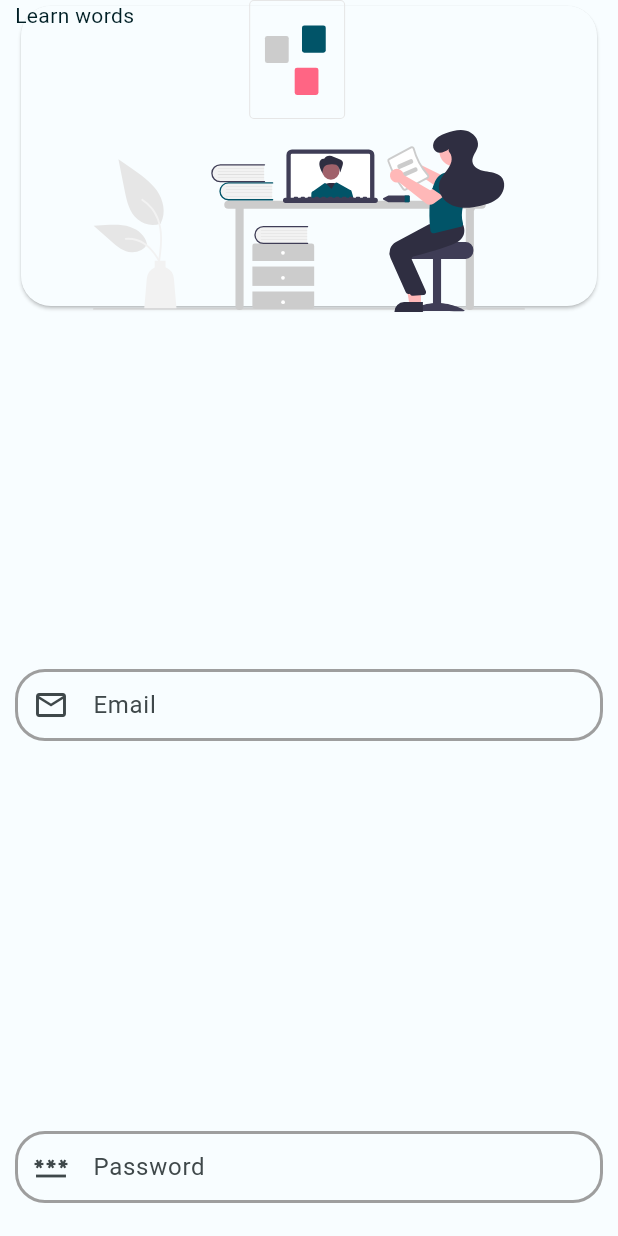
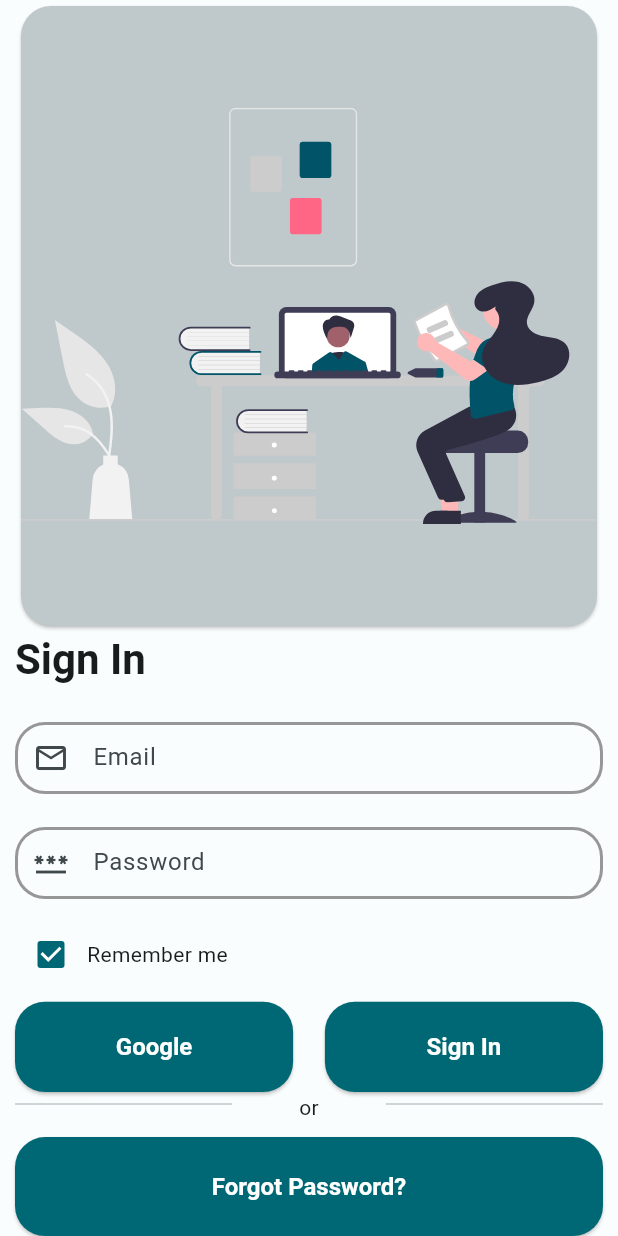
Before and after one commit to Deatsilence/infdic, a Flutter app: the screen it shows after launch, on a phone screen of 412 x 824 dp. Run offline on Flutter 3.47's test engine with Material 3 defaults, Android fonts, the phone set to English and light mode, and no system bars; our stand-ins replace easy_localization, envied, equatable, flutter_svg, gap, google_fonts and 3 more; missing offline and left inert: easy_logger; generated files the repository leaves out were written again.

Commit message:
as in general, login design finished

```diff
--- a/assets/translations/tr.json
+++ b/assets/translations/tr.json
@@ -3,7 +3,11 @@
     "title": "Giriş",
     "email": "Email",
     "password": "Şifre",
-    "error": "Email veya şifre hatalı"
+    "error": "Email veya şifre hatalı",
+    "learn_words": "Kelimeleri Öğren",
+    "remember_me": "Beni Hatırla",
+    "or": "veya",
+    "google": "Google"
   },
   "general": {
     "button": {
--- /dev/null
+++ b/lib/feature/part_of_view/part_of_login_view.dart
@@ -0,0 +1,131 @@
+part of '../view/login_view.dart';
+
+final class _RememberMeCheckBox extends StatelessWidget {
+  const _RememberMeCheckBox();
+
+  @override
+  Widget build(BuildContext context) {
+    return Align(
+      alignment: Alignment.centerLeft,
+      child: Row(
+        children: [
+          Checkbox.adaptive(
+            value: true,
+            onChanged: (value) {},
+          ),
+          Text(
+            LocaleKeys.login_remember_me,
+            style: Theme.of(context).textTheme.bodyMedium,
+          ).tr(),
+        ],
+      ),
+    );
+  }
+}
+
+final class _EmailAndPasswordTextFields extends StatelessWidget {
+  const _EmailAndPasswordTextFields();
+
+  @override
+  Widget build(BuildContext context) {
+    return Column(
+      children: [
+        CustomTextFormField(
+          prefixIcon: const Icon(Icons.email_outlined),
+          labelText: LocaleKeys.login_email.tr(),
+        ),
+        CustomTextFormField(
+          prefixIcon: const Icon(Icons.password_outlined),
+          labelText: LocaleKeys.login_password.tr(),
+        ),
+      ],
+    );
+  }
+}
+
+final class _SignInTitle extends StatelessWidget {
+  const _SignInTitle();
+
+  @override
+  Widget build(BuildContext context) {
+    return Align(
+      alignment: Alignment.topLeft,
+      child: Text(
+        LocaleKeys.login_title,
+        style: Theme.of(context)
+            .textTheme
+            .headlineMedium
+            ?.copyWith(fontWeight: FontWeight.bold),
+      ).tr(),
+    );
+  }
+}
+
+final class _LoginSvg extends StatelessWidget {
+  const _LoginSvg();
+
+  @override
+  Widget build(BuildContext context) {
+    return Card(
+      shape: RoundedRectangleBorder(
+        borderRadius: BorderRadiusManager.moreBorderRadius,
+      ),
+      color: Theme.of(context).colorScheme.outlineVariant,
+      child: Assets.icons.icLogin.svg(package: 'gen'),
+    );
+  }
+}
+
+final class _AuthDivider extends StatelessWidget {
+  const _AuthDivider();
+
+  @override
+  Widget build(BuildContext context) {
+    return Stack(
+      children: [
+        Divider(
+          endIndent: 60.w,
+        ),
+        Align(
+          alignment: Alignment.topCenter,
+          child: Text(
+            LocaleKeys.login_or,
+            style: Theme.of(context).textTheme.bodyMedium,
+          ).tr(),
+        ),
+        Divider(
+          indent: 60.w,
+        ),
+      ],
+    );
+  }
+}
+
+final class _AuthLoginButtons extends StatelessWidget {
+  const _AuthLoginButtons();
+
+  @override
+  Widget build(BuildContext context) {
+    return Row(
+      mainAxisAlignment: MainAxisAlignment.spaceBetween,
+      children: [
+        SizedBox(
+          height: 8.h,
+          width: 45.w,
+          child: AuthCustomElevatedButton(
+            onPressed: () {},
+            child: const Text(LocaleKeys.login_google).tr(),
+          ),
+        ),
+        SizedBox(
+          height: 8.h,
+          width: 45.w,
+          child: AuthCustomElevatedButton(
+            onPressed: () {},
+            child: const Text(LocaleKeys.login_title).tr(),
+          ),
+        ),
+      ],
+    );
+  }
+}
--- a/lib/feature/view/login_view.dart
+++ b/lib/feature/view/login_view.dart
@@ -3,8 +3,13 @@ import 'package:easy_localization/easy_localization.dart';
 import 'package:flutter/material.dart';
 import 'package:gen/gen.dart';
 import 'package:infdic/feature/mixin/login_view_mixin.dart';
-import 'package:infdic/feature/view/widget/login_custom_text_form_field.dart';
+import 'package:infdic/feature/view/widget/auth_custom_elevated_button.dart';
+import 'package:infdic/product/utility/extension/list_gutter_extension.dart';
+import 'package:infdic/product/widget/custom_text_form_field.dart';
 import 'package:infdic/product/init/language/locale_keys.g.dart';
+import 'package:sizer/sizer.dart';
+
+part '../part_of_view/part_of_login_view.dart';
 
 /// This is login page
 final class LoginView extends StatefulWidget {
@@ -29,33 +34,24 @@ class _LoginViewState extends State<LoginView> with LoginViewMixin {
               child: Column(
                 mainAxisAlignment: MainAxisAlignment.spaceBetween,
                 children: [
-                  Stack(
-                    children: [
-                      Card(
-                        shape: RoundedRectangleBorder(
-                          borderRadius: BorderRadiusManager.moreBorderRadius,
-                        ),
-                        color: Theme.of(context).colorScheme.background,
-                        child: const SizedBox(
-                          height: 200,
-                          width: double.infinity,
-                        ),
-                      ),
-                      const Text('Learn words'),
-                      Positioned.fill(
-                        child: Center(
-                          child: Assets.icons.icLogin.svg(package: 'gen'),
-                        ),
-                      ),
-                    ],
-                  ),
-                  LoginCustomTextFormField(
-                    prefixIcon: const Icon(Icons.email_outlined),
-                    labelText: LocaleKeys.login_email.tr(),
-                  ),
-                  LoginCustomTextFormField(
-                    prefixIcon: const Icon(Icons.password_outlined),
-                    labelText: LocaleKeys.login_password.tr(),
+                  const Expanded(flex: 14, child: _LoginSvg()),
+                  const Expanded(flex: 2, child: _SignInTitle()),
+                  const _EmailAndPasswordTextFields(),
+                  ...[
+                    const Expanded(child: _RememberMeCheckBox()),
+                    const Expanded(
+                      flex: 2,
+                      child: _AuthLoginButtons(),
+                    ),
+                  ].seperate(space: 2.h),
+                  const Expanded(child: _AuthDivider()),
+                  SizedBox(
+                    height: 8.h,
+                    width: double.infinity,
+                    child: AuthCustomElevatedButton(
+                      onPressed: () {},
+                      child: const Text(LocaleKeys.general_button_forgot).tr(),
+                    ),
                   ),
                 ],
               ),
--- /dev/null
+++ b/lib/feature/view/widget/auth_custom_elevated_button.dart
@@ -0,0 +1,32 @@
+// ignore_for_file: public_member_api_docs, sort_constructors_first
+import 'package:flutter/material.dart';
+
+/// [AuthCustomElevatedButton] is custom elevated button
+final class AuthCustomElevatedButton extends StatelessWidget {
+  /// Constructor
+  const AuthCustomElevatedButton({
+    required this.onPressed,
+    required this.child,
+    super.key,
+  });
+
+  final void Function()? onPressed;
+  final Widget? child;
+
+  @override
+  Widget build(BuildContext context) {
+    return ElevatedButton(
+      onPressed: onPressed,
+      // TODO: This will edit later for in INFD-6
+      style: Theme.of(context).elevatedButtonTheme.style?.copyWith(
+            textStyle: MaterialStateProperty.all(
+              const TextStyle(
+                fontWeight: FontWeight.bold,
+                fontSize: 16,
+              ),
+            ),
+          ),
+      child: child,
+    );
+  }
+}
--- a/lib/main.dart
+++ b/lib/main.dart
@@ -5,6 +5,7 @@ import 'package:infdic/product/init/application_initialize.dart';
 import 'package:infdic/product/init/product_localization.dart';
 import 'package:infdic/product/init/theme/custom_dark_theme.dart';
 import 'package:infdic/product/init/theme/custom_light_theme.dart';
+import 'package:sizer/sizer.dart';
 
 Future<void> main() async {
   await ApplicationInitialize().make();
@@ -19,15 +20,18 @@ class MyApp extends StatelessWidget {
 
   @override
   Widget build(BuildContext context) {
-    return MaterialApp(
+    return Sizer(
+      builder: (context, orientation, deviceType) => MaterialApp(
         title: 'Material App',
         theme: CustomLightTheme().themeData,
         darkTheme: CustomDarkTheme().themeData,
+        themeMode: ThemeMode.light,
         debugShowCheckedModeBanner: false,
         localizationsDelegates: context.localizationDelegates,
         supportedLocales: context.supportedLocales,
         locale: context.locale,
         home: const LoginView(),
+      ),
     );
   }
 }
--- a/lib/product/init/theme/custom_color_scheme.dart
+++ b/lib/product/init/theme/custom_color_scheme.dart
@@ -1,4 +1,5 @@
 import 'package:flutter/material.dart';
+import 'package:gen/gen.dart';
 
 /// [CustomColorScheme] is global color scheme for app
 @immutable
@@ -12,27 +13,27 @@ final class CustomColorScheme {
     onPrimary: Color(0xFFFFFFFF),
     primaryContainer: Color(0xFF97F0FF),
     onPrimaryContainer: Color(0xFF001F24),
-    secondary: Color(0xFF00677F),
+    secondary: ColorName.gray410,
     onSecondary: Color(0xFFFFFFFF),
-    secondaryContainer: Color(0xFFB6EAFF),
-    onSecondaryContainer: Color(0xFF001F28),
-    tertiary: Color(0xFF006688),
+    secondaryContainer: Color(0xFF99F0FF),
+    onSecondaryContainer: Color(0xFF001F24),
+    tertiary: Color(0xFF875300),
     onTertiary: Color(0xFFFFFFFF),
-    tertiaryContainer: Color(0xFFC2E8FF),
-    onTertiaryContainer: Color(0xFF001E2C),
+    tertiaryContainer: Color(0xFFFFDDBA),
+    onTertiaryContainer: Color(0xFF2B1700),
     error: Color(0xFFBA1A1A),
     errorContainer: Color(0xFFFFDAD6),
     onError: Color(0xFFFFFFFF),
     onErrorContainer: Color(0xFF410002),
-    background: Color(0xFFF8FDFF),
-    onBackground: Color(0xFF001F25),
-    surface: Color(0xFFF8FDFF),
-    onSurface: Color(0xFF001F25),
+    background: Color(0xFFFAFDFD),
+    onBackground: Color(0xFF191C1D),
+    surface: Color(0xFFFAFDFD),
+    onSurface: Color(0xFF191C1D),
     surfaceVariant: Color(0xFFDBE4E6),
     onSurfaceVariant: Color(0xFF3F484A),
     outline: Color(0xFF6F797A),
-    onInverseSurface: Color(0xFFD6F6FF),
-    inverseSurface: Color(0xFF00363F),
+    onInverseSurface: Color(0xFFEFF1F1),
+    inverseSurface: Color(0xFF2E3132),
     inversePrimary: Color(0xFF4FD8EB),
     shadow: Color(0xFF000000),
     surfaceTint: Color(0xFF006874),
@@ -43,31 +44,31 @@ final class CustomColorScheme {
   /// [darkColorScheme] is dark color scheme for app
   static const darkColorScheme = ColorScheme(
     brightness: Brightness.dark,
-    primary: Color(0xFF4FD8EB),
+    primary: Color(0xFF006874),
     onPrimary: Color(0xFF00363D),
     primaryContainer: Color(0xFF004F58),
     onPrimaryContainer: Color(0xFF97F0FF),
-    secondary: Color(0xFF5CD5FB),
-    onSecondary: Color(0xFF003543),
-    secondaryContainer: Color(0xFF004E60),
-    onSecondaryContainer: Color(0xFFB6EAFF),
-    tertiary: Color(0xFF76D1FF),
-    onTertiary: Color(0xFF003548),
-    tertiaryContainer: Color(0xFF004D67),
-    onTertiaryContainer: Color(0xFFC2E8FF),
+    secondary: Color(0xFFFFFFFF),
+    onSecondary: Color(0xFF00363D),
+    secondaryContainer: Color(0xFF004F58),
+    onSecondaryContainer: Color(0xFF99F0FF),
+    tertiary: Color(0xFFFFB964),
+    onTertiary: Color(0xFF482A00),
+    tertiaryContainer: Color(0xFF663E00),
+    onTertiaryContainer: Color(0xFFFFDDBA),
     error: Color(0xFFFFB4AB),
     errorContainer: Color(0xFF93000A),
     onError: Color(0xFF690005),
     onErrorContainer: Color(0xFFFFDAD6),
-    background: Color(0xFF001F25),
-    onBackground: Color(0xFFA6EEFF),
-    surface: Color(0xFF001F25),
-    onSurface: Color(0xFFA6EEFF),
+    background: Color(0xFF191C1D),
+    onBackground: Color(0xFFE1E3E3),
+    surface: Color(0xFF191C1D),
+    onSurface: Color(0xFFE1E3E3),
     surfaceVariant: Color(0xFF3F484A),
     onSurfaceVariant: Color(0xFFBFC8CA),
     outline: Color(0xFF899294),
-    onInverseSurface: Color(0xFF001F25),
-    inverseSurface: Color(0xFFA6EEFF),
+    onInverseSurface: Color(0xFF191C1D),
+    inverseSurface: Color(0xFFE1E3E3),
     inversePrimary: Color(0xFF006874),
     shadow: Color(0xFF000000),
     surfaceTint: Color(0xFF4FD8EB),
--- a/lib/product/init/theme/custom_dark_theme.dart
+++ b/lib/product/init/theme/custom_dark_theme.dart
@@ -1,3 +1,4 @@
+import 'package:common/common.dart';
 import 'package:flutter/material.dart';
 import 'package:google_fonts/google_fonts.dart';
 import 'package:infdic/product/init/theme/custom_color_scheme.dart';
@@ -7,11 +8,32 @@ import 'package:infdic/product/init/theme/custom_theme.dart';
 final class CustomDarkTheme implements CustomTheme {
   // TODO: Change to initialize ThemeData instead of computed
 
-  /// [themeData] is theme data for light theme
+  /// [CustomDarkTheme] is custom light theme
+  CustomDarkTheme() {
+    themeData = ThemeData(
+      useMaterial3: true,
+      colorScheme: CustomColorScheme.darkColorScheme,
+      fontFamily: GoogleFonts.roboto().fontFamily,
+      elevatedButtonTheme: elevatedButtonThemeData,
+    );
+  }
+
   @override
-  ThemeData get themeData => ThemeData(
-        useMaterial3: true,
-        colorScheme: CustomColorScheme.darkColorScheme,
-        fontFamily: GoogleFonts.roboto().fontFamily,
-      );
+  late final ThemeData themeData;
+
+  @override
+  final ElevatedButtonThemeData elevatedButtonThemeData =
+      ElevatedButtonThemeData(
+    style: ElevatedButton.styleFrom(
+      backgroundColor: CustomColorScheme.darkColorScheme.primary,
+      foregroundColor: CustomColorScheme.darkColorScheme.onPrimary,
+      disabledBackgroundColor: CustomColorScheme.darkColorScheme.onSurface,
+      // textStyle: themeData.textTheme.labelLarge?.copyWith(
+      //   fontWeight: FontWeight.bold,
+      // ),
+      shape: RoundedRectangleBorder(
+        borderRadius: BorderRadiusManager.moreBorderRadius,
+      ),
+    ),
+  );
 }
--- a/lib/product/init/theme/custom_light_theme.dart
+++ b/lib/product/init/theme/custom_light_theme.dart
@@ -1,3 +1,4 @@
+import 'package:common/common.dart';
 import 'package:flutter/material.dart';
 import 'package:google_fonts/google_fonts.dart';
 import 'package:infdic/product/init/theme/custom_color_scheme.dart';
@@ -7,11 +8,31 @@ import 'package:infdic/product/init/theme/custom_theme.dart';
 final class CustomLightTheme implements CustomTheme {
   // TODO: Change to initialize ThemeData instead of computed
 
+  /// [CustomLightTheme] is custom light theme
+  CustomLightTheme() {
+    themeData = ThemeData(
+      useMaterial3: true,
+      colorScheme: CustomColorScheme.lightColorScheme,
+      fontFamily: GoogleFonts.roboto().fontFamily,
+      elevatedButtonTheme: elevatedButtonThemeData,
+    );
+  }
+
   /// [themeData] is theme data for light theme
   @override
-  ThemeData get themeData => ThemeData(
-        useMaterial3: true,
-        colorScheme: CustomColorScheme.lightColorScheme,
-        fontFamily: GoogleFonts.roboto().fontFamily,
-      );
+  late final ThemeData themeData;
+
+  /// [elevatedButtonThemeData] is theme data for elevated button light theme
+  @override
+  final ElevatedButtonThemeData elevatedButtonThemeData =
+      ElevatedButtonThemeData(
+    style: ElevatedButton.styleFrom(
+      backgroundColor: CustomColorScheme.lightColorScheme.primary,
+      foregroundColor: CustomColorScheme.lightColorScheme.onPrimary,
+      disabledBackgroundColor: CustomColorScheme.lightColorScheme.onSurface,
+      shape: RoundedRectangleBorder(
+        borderRadius: BorderRadiusManager.moreBorderRadius,
+      ),
+    ),
+  );
 }
--- a/lib/product/init/theme/custom_theme.dart
+++ b/lib/product/init/theme/custom_theme.dart
@@ -4,4 +4,7 @@ import 'package:flutter/material.dart';
 abstract class CustomTheme {
   /// [themeData] is theme data for light theme
   ThemeData get themeData;
+
+  /// [elevatedButtonThemeData] is theme data for elevated button
+  ElevatedButtonThemeData get elevatedButtonThemeData;
 }
--- /dev/null
+++ b/lib/product/utility/extension/list_gutter_extension.dart
@@ -0,0 +1,13 @@
+import 'package:flutter/material.dart';
+import 'package:gap/gap.dart';
+
+/// [ListGutter] is extension for list gutter
+extension ListGutter on List<Widget> {
+  /// [seperate] is function to seperate list with gap
+  List<Widget> seperate({double space = 5}) => length <= 1
+      ? this
+      : sublist(1).fold(
+          [first],
+          (r, element) => [...r, Gap(space), element],
+        );
+}
--- /dev/null
+++ b/lib/product/utility/extension/padding_extension.dart
@@ -0,0 +1,37 @@
+import 'package:flutter/material.dart';
+
+/// [CustomPaddingExtension] is extension for padding
+extension CustomPaddingExtension on Widget {
+  /// [allPadding] is function to add padding all
+  Padding allPadding({double val = 8.0}) => Padding(
+        padding: EdgeInsets.all(val),
+        child: this,
+      );
+
+  /// [symmetricpadding] is function to add padding symmetric
+  Padding symmetricpadding({double vertical = 0.0, double horizontal = 0.0}) =>
+      Padding(
+        padding: EdgeInsets.symmetric(
+          vertical: vertical,
+          horizontal: horizontal,
+        ),
+        child: this,
+      );
+
+  /// [onlyPadding] is function to add padding only
+  Padding onlyPadding({
+    double left = 0.0,
+    double top = 0.0,
+    double right = 0.0,
+    double bottom = 0.0,
+  }) =>
+      Padding(
+        padding: EdgeInsets.only(
+          left: left,
+          top: top,
+          right: right,
+          bottom: bottom,
+        ),
+        child: this,
+      );
+}
--- a/lib/feature/view/widget/login_custom_text_form_field.dart
+++ b/lib/product/widget/custom_text_form_field.dart
@@ -4,9 +4,9 @@ import 'package:flutter/material.dart';
 import 'package:flutter/services.dart';
 
 /// This is for authentication text form field
-final class LoginCustomTextFormField extends StatefulWidget {
+final class CustomTextFormField extends StatefulWidget {
   /// Constructor
-  const LoginCustomTextFormField({
+  const CustomTextFormField({
     super.key,
     this.labelText,
     this.validator,
@@ -15,6 +15,10 @@ final class LoginCustomTextFormField extends StatefulWidget {
     this.controller,
     this.inputFormatters,
     this.keyboardType,
+    this.borderColor,
+    this.activeBorderColor,
+    this.deActiveBorderColor,
+    this.errorBorderColor,
   });
 
   final String? labelText;
@@ -24,13 +28,16 @@ final class LoginCustomTextFormField extends StatefulWidget {
   final TextEditingController? controller;
   final List<TextInputFormatter>? inputFormatters;
   final TextInputType? keyboardType;
+  final Color? borderColor;
+  final Color? activeBorderColor;
+  final Color? deActiveBorderColor;
+  final Color? errorBorderColor;
 
   @override
-  State<LoginCustomTextFormField> createState() =>
-      _LoginCustomTextFormFieldState();
+  State<CustomTextFormField> createState() => _CustomTextFormFieldState();
 }
 
-class _LoginCustomTextFormFieldState extends State<LoginCustomTextFormField> {
+class _CustomTextFormFieldState extends State<CustomTextFormField> {
   @override
   Widget build(BuildContext context) {
     return TextFormField(
@@ -38,6 +45,14 @@ class _LoginCustomTextFormFieldState extends State<LoginCustomTextFormField> {
         prefixIcon: widget.prefixIcon,
         suffixIcon: widget.suffixIcon,
         labelText: widget.labelText,
+        borderColor:
+            widget.borderColor ?? Theme.of(context).colorScheme.primary,
+        enableBorderColor:
+            widget.activeBorderColor ?? Theme.of(context).colorScheme.secondary,
+        deActiveBorderColor: widget.deActiveBorderColor ??
+            Theme.of(context).colorScheme.secondary,
+        errorBorderColor:
+            widget.errorBorderColor ?? Theme.of(context).colorScheme.error,
       ),
       validator: widget.validator,
       controller: widget.controller,
--- a/modules/common/lib/src/constants/padding/padding_manager.dart
+++ b/modules/common/lib/src/constants/padding/padding_manager.dart
@@ -21,4 +21,13 @@ final class PaddingManager {
   /// [paddingManagerMorePaddingSymmetricHorizontal] is padding for more as `20`
   static const EdgeInsets paddingManagerMorePaddingSymmetricHorizontal =
       EdgeInsets.symmetric(horizontal: 20);
+
+  /// [paddingManagerNormalPaddingSymmetricVertical] is padding for normal
+  ///  as `10`
+  static const EdgeInsets paddingManagerNormalPaddingSymmetricVertical =
+      EdgeInsets.symmetric(vertical: 10);
+
+  /// [paddingManagerMorePaddingSymmetricVertical] is padding for more as `20`
+  static const EdgeInsets paddingManagerMorePaddingSymmetricVertical =
+      EdgeInsets.symmetric(vertical: 20);
 }
--- a/modules/common/lib/src/decoration/custom_input_decoration.dart
+++ b/modules/common/lib/src/decoration/custom_input_decoration.dart
@@ -11,8 +11,15 @@ final class CustomInputDecoration extends InputDecoration {
   /// named parameter `labelText` and passes it to the `super` constructor of
   /// the [InputDecoration]
   /// class.
-  CustomInputDecoration({super.labelText, super.prefixIcon, super.suffixIcon})
-      : super(
+  CustomInputDecoration({
+    required this.borderColor,
+    required this.enableBorderColor,
+    required this.deActiveBorderColor,
+    required this.errorBorderColor,
+    super.labelText,
+    super.prefixIcon,
+    super.suffixIcon,
+  }) : super(
           floatingLabelBehavior: FloatingLabelBehavior.never,
           constraints: const BoxConstraints(
             maxHeight: _maxHeightOfBoxConstraints,
@@ -20,28 +27,55 @@ final class CustomInputDecoration extends InputDecoration {
           ),
           contentPadding:
               PaddingManager.paddingManagerMorePaddingSymmetricHorizontal,
+          border: OutlineInputBorder(
+            borderRadius: BorderRadiusManager.moreBorderRadius,
+            borderSide: BorderSide(
+              color: deActiveBorderColor,
+              width: _borderSideWidth,
+            ),
+          ),
           enabledBorder: OutlineInputBorder(
             borderRadius: BorderRadiusManager.moreBorderRadius,
-            borderSide: const BorderSide(
-              color: Colors.grey,
-              width: 2,
+            borderSide: BorderSide(
+              color: enableBorderColor,
+              width: _borderSideWidth,
             ),
           ),
           focusedBorder: OutlineInputBorder(
             borderRadius: BorderRadiusManager.moreBorderRadius,
+            borderSide: BorderSide(
+              color: borderColor,
+              width: _borderSideWidth,
+            ),
           ),
           disabledBorder: OutlineInputBorder(
             borderRadius: BorderRadiusManager.moreBorderRadius,
+            borderSide: BorderSide(
+              color: deActiveBorderColor,
+              width: _borderSideWidth,
+            ),
           ),
           errorBorder: OutlineInputBorder(
             borderRadius: BorderRadiusManager.moreBorderRadius,
-            borderSide: const BorderSide(
-              color: Colors.red,
+            borderSide: BorderSide(
+              color: errorBorderColor,
               width: _borderSideWidth,
             ),
           ),
         );
 
+  /// [borderColor] is active border color
+  final Color borderColor;
+
+  /// [enableBorderColor] is enable border color
+  final Color enableBorderColor;
+
+  /// [deActiveBorderColor] is deactive border color
+  final Color deActiveBorderColor;
+
+  /// [errorBorderColor] is error border color
+  final Color errorBorderColor;
+
   static const double _maxHeightOfBoxConstraints = 70;
   static const double _borderSideWidth = 2;
 }
--- a/pubspec.yaml
+++ b/pubspec.yaml
@@ -25,6 +25,8 @@ dependencies:
   easy_logger: ^0.0.2
   logger: ^2.0.2+1
   google_fonts: ^6.1.0
+  sizer: ^2.0.15
+  gap: ^3.0.1
 
   # Modules
   gen:
```
Also changed, not shown: assets/translations/en.json (+7 -3 lines), modules/common/pubspec.yaml (+0 -31 lines), lib/feature/view/signup_view.dart (added), pubspec.lock. Lines whose indentation alone changed are shown as unchanged.
